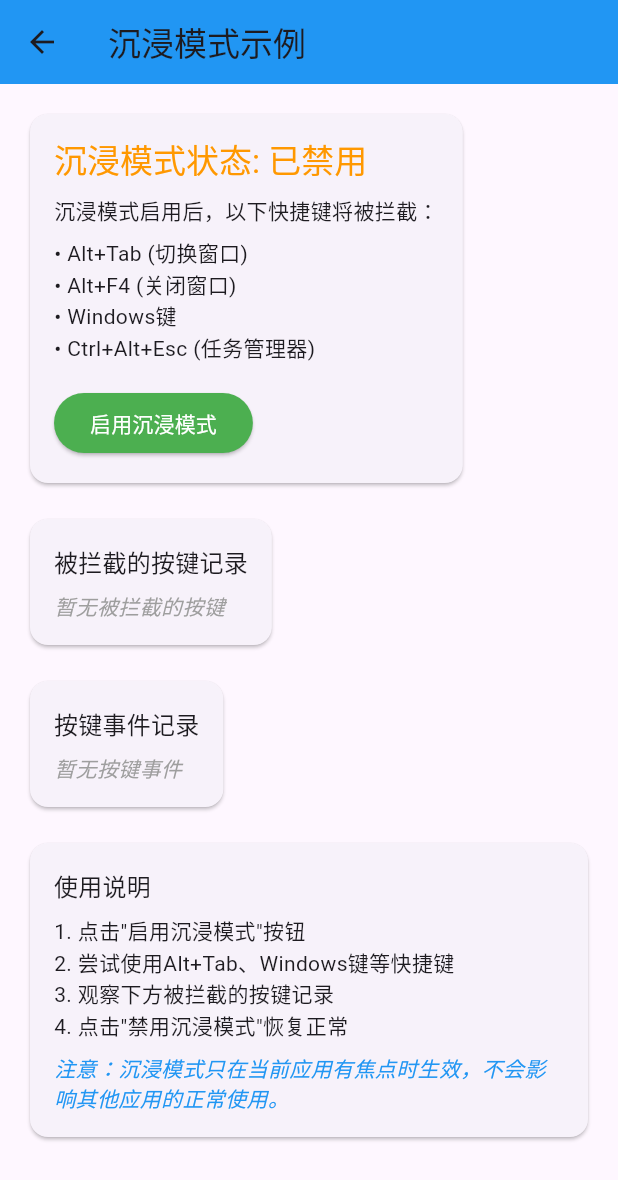
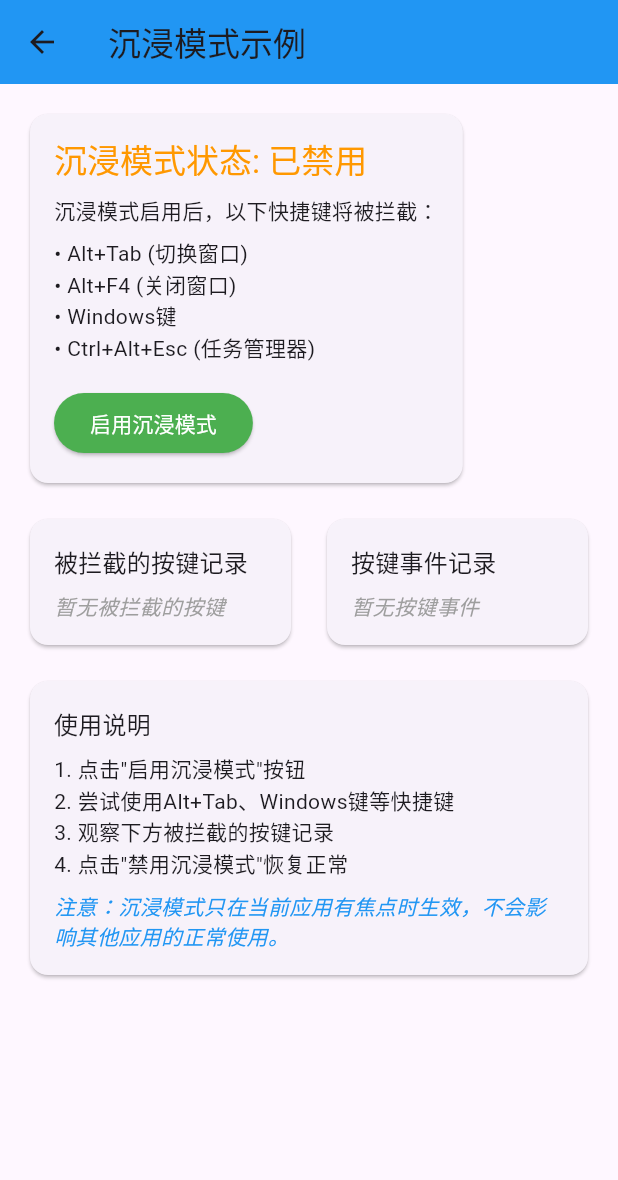
Before and after one commit to zhuhaichao518/hardware_simulator, a Flutter app: the ImmersiveModeExample screen opened directly, on a phone screen of 412 x 824 dp. Shown: the top 1180 px of the screen. Run offline on Flutter 3.47's test engine with Material 3 defaults, Android fonts, the phone set to English and light mode, and no system bars; our stand-ins replace plugin_platform_interface, web; missing offline and left inert: pointer_lock.

```diff
--- a/example/lib/immersive_mode_example.dart
+++ b/example/lib/immersive_mode_example.dart
@@ -180,7 +180,11 @@ class _ImmersiveModeExampleState extends State<ImmersiveModeExample> {
                   ),
                 ),
                 const SizedBox(height: 16),
-                Card(
+                Row(
+                  crossAxisAlignment: CrossAxisAlignment.start,
+                  children: [
+                    Expanded(
+                      child: Card(
                         child: Padding(
                           padding: const EdgeInsets.all(16.0),
                           child: Column(
@@ -219,8 +223,10 @@ class _ImmersiveModeExampleState extends State<ImmersiveModeExample> {
                           ),
                         ),
                       ),
-                const SizedBox(height: 16),
-                Card(
+                    ),
+                    const SizedBox(width: 16),
+                    Expanded(
+                      child: Card(
                         child: Padding(
                           padding: const EdgeInsets.all(16.0),
                           child: Column(
@@ -259,6 +265,9 @@ class _ImmersiveModeExampleState extends State<ImmersiveModeExample> {
                           ),
                         ),
                       ),
+                    ),
+                  ],
+                ),
                 const SizedBox(height: 16),
                 Card(
                   child: Padding(
```
Also changed, not shown: 1 other file. Lines whose indentation alone changed are shown as unchanged.
